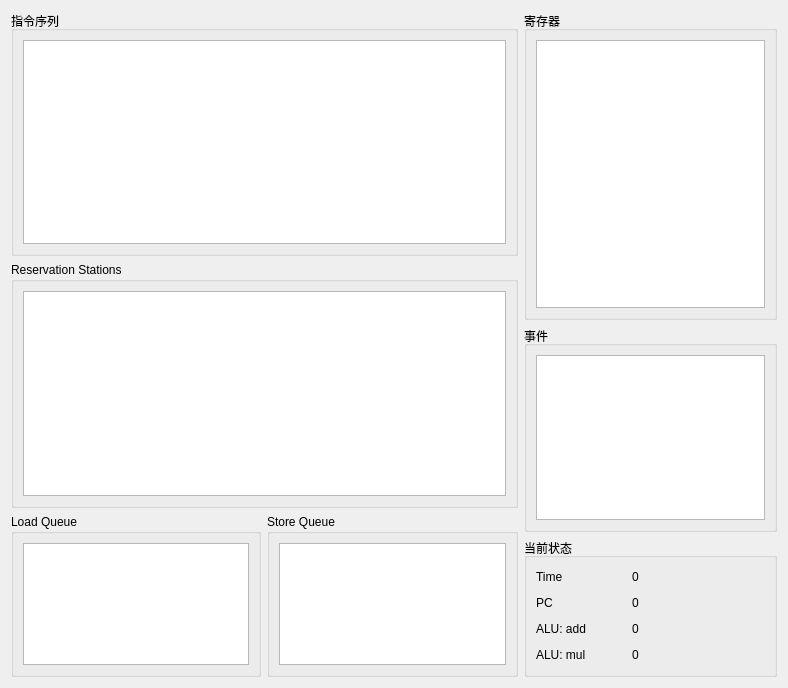
This is View/infotab.ui in t103z/Tomasulo as Qt 5 draws it before an edit. The edited form follows.
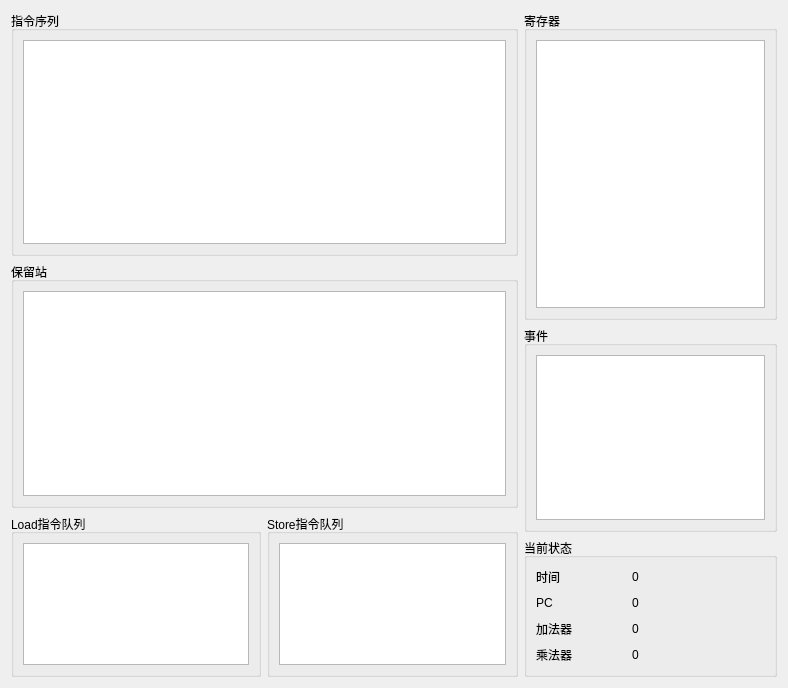
This is the edited form.

```diff
--- a/View/infotab.ui
+++ b/View/infotab.ui
@@ -63,7 +63,7 @@
        <item>
         <widget class="QGroupBox" name="groupRS">
          <property name="title">
-          <string>Reservation Stations</string>
+          <string>保留站</string>
          </property>
          <layout class="QHBoxLayout" name="horizontalLayout_3">
           <item>
@@ -86,7 +86,7 @@
          <item>
           <widget class="QGroupBox" name="groupLQ">
            <property name="title">
-            <string>Load Queue</string>
+            <string>Load指令队列</string>
            </property>
            <layout class="QHBoxLayout" name="horizontalLayout_12">
             <item>
@@ -107,7 +107,7 @@
          <item>
           <widget class="QGroupBox" name="groupSQ">
            <property name="title">
-            <string>Store Queue</string>
+            <string>Store指令队列</string>
            </property>
            <layout class="QHBoxLayout" name="horizontalLayout_13">
             <item>
@@ -207,7 +207,7 @@
                  </font>
                 </property>
                 <property name="text">
-                 <string>&lt;html&gt;&lt;head/&gt;&lt;body&gt;&lt;p&gt;Time&lt;/p&gt;&lt;/body&gt;&lt;/html&gt;</string>
+                 <string>&lt;html&gt;&lt;head/&gt;&lt;body&gt;&lt;p&gt;时间&lt;/p&gt;&lt;/body&gt;&lt;/html&gt;</string>
                 </property>
                </widget>
               </item>
@@ -331,7 +331,7 @@
                  </font>
                 </property>
                 <property name="text">
-                 <string>&lt;html&gt;&lt;head/&gt;&lt;body&gt;&lt;p&gt;ALU: add&lt;/p&gt;&lt;/body&gt;&lt;/html&gt;</string>
+                 <string>&lt;html&gt;&lt;head/&gt;&lt;body&gt;&lt;p&gt;加法器&lt;/p&gt;&lt;/body&gt;&lt;/html&gt;</string>
                 </property>
                </widget>
               </item>
@@ -396,7 +396,7 @@
                  </font>
                 </property>
                 <property name="text">
-                 <string>&lt;html&gt;&lt;head/&gt;&lt;body&gt;&lt;p&gt;ALU: mul&lt;/p&gt;&lt;/body&gt;&lt;/html&gt;</string>
+                 <string>&lt;html&gt;&lt;head/&gt;&lt;body&gt;&lt;p&gt;乘法器&lt;/p&gt;&lt;/body&gt;&lt;/html&gt;</string>
                 </property>
                </widget>
               </item>
```
